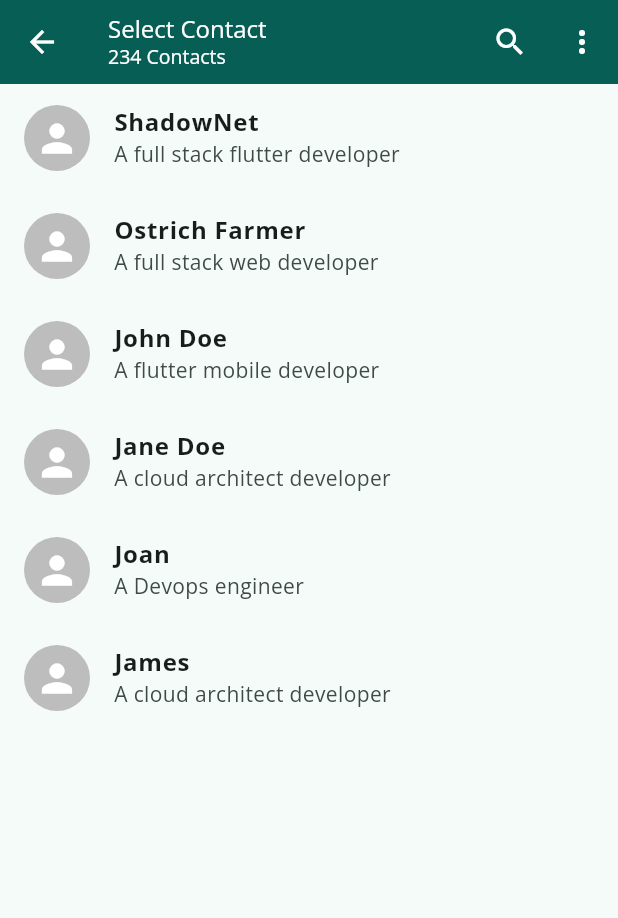
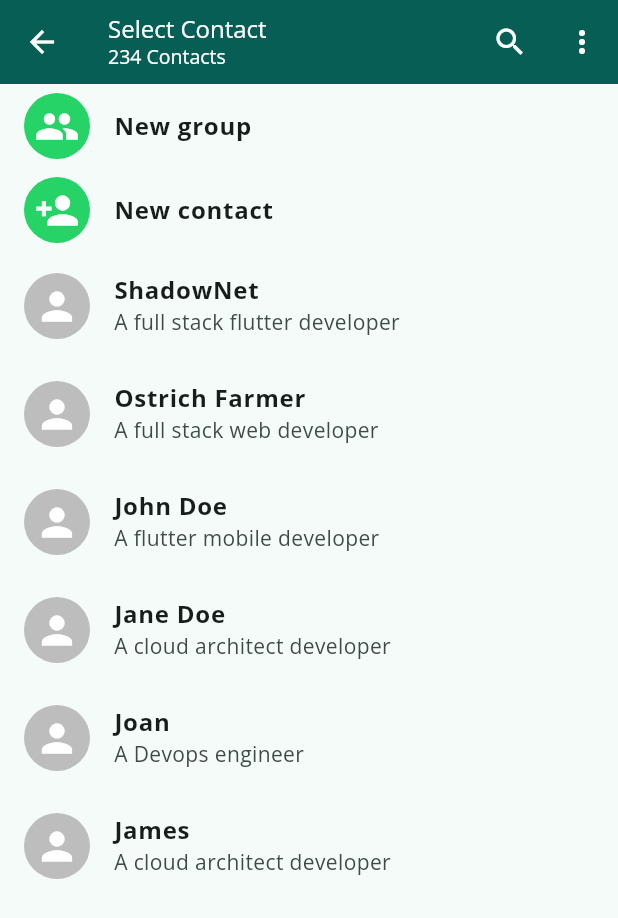
Before and after one commit to OstrichFarmer/whatsapp, a Flutter app: the SelectContactScreen screen opened directly, on a phone screen of 412 x 824 dp. Shown: the top 918 px of the screen. Run offline on Flutter 3.47's test engine with Material 2 defaults, Android fonts, the phone set to English and light mode, and no system bars; our stand-ins replace emoji_picker_flutter.

Commit message:
fixes on the button card

```diff
--- a/lib/custom_ui/button_card.dart
+++ b/lib/custom_ui/button_card.dart
@@ -18,7 +18,7 @@ class ButtonCard extends StatelessWidget {
         ),
         leading: CircleAvatar(
           radius: 22,
-          backgroundColor: Colors.teal,
+          backgroundColor: Color(0XFF25D366),
           child: Icon(
             icon,
             size: 30,
--- a/lib/screens/select_contact_screen.dart
+++ b/lib/screens/select_contact_screen.dart
@@ -1,4 +1,5 @@
 import 'package:flutter/material.dart';
+import 'package:whatsapp/custom_ui/button_card.dart';
 import 'package:whatsapp/custom_ui/contact_card.dart';
 import 'package:whatsapp/models/chat_model.dart';
 
@@ -89,10 +90,16 @@ class _SelectContactScreenState extends State<SelectContactScreen> {
         ],
       ),
       body: ListView.builder(
-          itemCount: contacts.length,
+          itemCount: contacts.length + 2,
           itemBuilder: (context, index) {
+            if (index == 0) {
+              return const ButtonCard(title: "New group", icon: Icons.group);
+            } else if (index == 1) {
+              return const ButtonCard(
+                  title: "New contact", icon: Icons.person_add);
+            }
             return ContactCard(
-              contacts: contacts[index],
+              contacts: contacts[index - 2],
             );
           }),
     );
```
